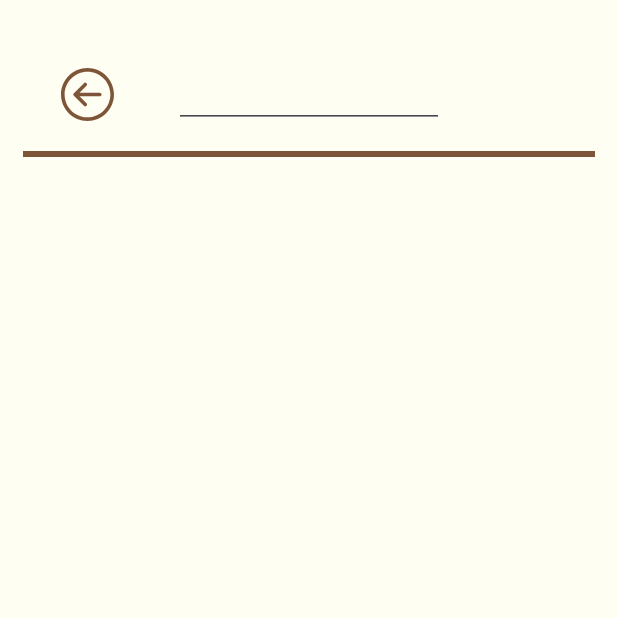
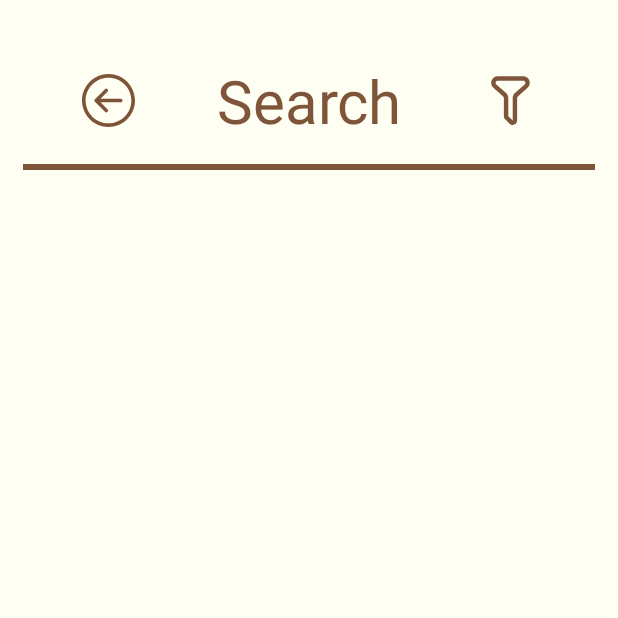
Before and after one commit to taaaf11/AndroidProject-PersonalDiaryApp, an Android app: the SearchFragment screen opened through its navigation route, on a phone screen of 412 x 824 dp, the top half of it. Run offline under Robolectric (Android 15) with nearby library versions, the phone set to English and light mode, and no system bars; our stand-ins replace Room's generated code.

Commit message:
Add separate icon for setting filters for searching in SearchFragment screen

```diff
--- a/app/src/main/java/com/example/personaldiaryapp/DiaryAdapter.kt
+++ b/app/src/main/java/com/example/personaldiaryapp/DiaryAdapter.kt
@@ -2,13 +2,10 @@ package com.example.personaldiaryapp
 
 import android.app.Activity
 import android.content.Context
-import android.util.Log
 import android.view.LayoutInflater
 import android.view.View
 import android.view.ViewGroup
-import android.widget.EditText
 import android.widget.TextView
-import androidx.core.widget.addTextChangedListener
 import androidx.recyclerview.widget.RecyclerView
 import com.example.personaldiaryapp.room.DiaryEntry
 import com.example.personaldiaryapp.room.DiaryVM
@@ -23,8 +20,7 @@ class DiaryAdapter(
     var viewDetailLambda: ((DiaryEntry) -> Unit)? = null
     var popupMenuShowerLambda: ((View) -> Boolean)? = null
 
-    private var searcherEditText: EditText? = null
-    private var viewModel: DiaryVM? = null
+    var viewModel: DiaryVM? = null
 
     class ViewHolder(view: View): RecyclerView.ViewHolder(view) {
         val tvTitle = view.findViewById<TextView>(R.id.tvDiaryEntryTitle_layout_card_view)
@@ -70,7 +66,6 @@ class DiaryAdapter(
         // holder.itemView.context is the activity
         (holder.itemView.context as? Activity)?.registerForContextMenu(holder.itemView)
 
-
         holder.itemView.setOnClickListener {
             viewDetailLambda?.invoke(entry)
         }
@@ -86,25 +81,16 @@ class DiaryAdapter(
         notifyDataSetChanged()
     }
 
-    fun setSearchingRequirements(vm: DiaryVM?, et: EditText?) {
-        this.viewModel = vm
-        this.searcherEditText = et
+    fun setSearchQueries(titleQuery: String, contentQuery: String) {
+        val allDiaryEntrys = viewModel?.readAllDiaryEntrys?.value
+        require(allDiaryEntrys != null) { "The viewModel is still null" }
 
-        searcherEditText?.addTextChangedListener { editable ->
-//            Log.i("text changed", "TEXT CHANGE")
-
-            var allDiaryEntrys = viewModel?.readAllDiaryEntrys?.value
-            if (allDiaryEntrys == null) {
-                Log.i("Null check", "ViewModel passed to DiaryAdapter is yielding null")
-            }
-
-            allDiaryEntrys = allDiaryEntrys!!
-
-            val searchQuery = editable.toString()
         val filteredDiaryEntrys = mutableListOf<DiaryEntry>()
 
         allDiaryEntrys.forEach { diaryEntry ->
-                if (searchQuery in diaryEntry.content) {
+            if (titleQuery in diaryEntry.title &&
+                contentQuery in diaryEntry.content
+                ) {
                 filteredDiaryEntrys.add(diaryEntry)
             }
         }
@@ -113,28 +99,3 @@ class DiaryAdapter(
         notifyDataSetChanged()
     }
 }
-}
-
-
-class MenuItems(val entry: DiaryEntry, val value: Int) {
-
-    companion object {
-        val EDIT = 1
-        val DELETE = 2
-        val VIEW = 3
-    }
-//
-//    fun getValue(diaryEntry: DiaryEntry, valueName: String): Int {
-//        this.diaryEntry = diaryEntry
-//        return when (valueName) {
-//            "EDIT" -> 1
-//            "DELETE" -> 2
-//            "VIEW" -> 3
-//            else -> -1
-//        }
-//    }
-
-    fun toInt(): Int {
-        return this.value
-    }
-}
--- a/app/src/main/java/com/example/personaldiaryapp/EntrysFragment.kt
+++ b/app/src/main/java/com/example/personaldiaryapp/EntrysFragment.kt
@@ -43,14 +43,14 @@ class EntrysFragment : Fragment(), View.OnClickListener {
      override fun onCreateContextMenu (menu: ContextMenu, v: View, menuInfo: ContextMenu.ContextMenuInfo? ){
         val entry = v.getTag(R.id.theEntry) as DiaryEntry
 
-        menu.add(Menu.NONE, MenuItems.EDIT, Menu.NONE, "Edit").setOnMenuItemClickListener {
+        menu.add(Menu.NONE, CardViewContextMenuItems.EDIT, Menu.NONE, "Edit").setOnMenuItemClickListener {
             findNavController().navigate(
                 EntrysFragmentDirections.actionEntrysFragmentToEditFragment(entry)
             )
             true
         }
 
-        menu.add(Menu.NONE, MenuItems.DELETE, Menu.NONE, "Delete").setOnMenuItemClickListener {
+        menu.add(Menu.NONE, CardViewContextMenuItems.DELETE, Menu.NONE, "Delete").setOnMenuItemClickListener {
             viewModel?.deleteDiaryEntry(entry)
             true
         }
--- a/app/src/main/java/com/example/personaldiaryapp/SearchFragment.kt
+++ b/app/src/main/java/com/example/personaldiaryapp/SearchFragment.kt
@@ -20,6 +20,10 @@ class SearchFragment : Fragment(), View.OnClickListener {
     private var _binding: FragmentSearchBinding? = null
     val binding get() = _binding
     var viewModel: DiaryVM? = null
+    var adapter: DiaryAdapter? = null
+
+    private var titleQueryValue: String? = null
+    private var contentQueryValue: String? = null
 
     override fun onCreateView(
         inflater: LayoutInflater, container: ViewGroup?,
@@ -39,7 +43,7 @@ class SearchFragment : Fragment(), View.OnClickListener {
     }
 
     private fun initialize() {
-        val adapter = DiaryAdapter(requireContext())
+        adapter = DiaryAdapter(requireContext())
         binding?.rvEntrysListFragmentSearch?.adapter = adapter
         binding?.rvEntrysListFragmentSearch?.layoutManager = LinearLayoutManager(requireContext())
 
@@ -49,11 +53,12 @@ class SearchFragment : Fragment(), View.OnClickListener {
         // give viewModel and value searching editText component
         // so that the list can be filtered when the search query
         // is changed
-        adapter.setSearchingRequirements(viewModel, binding?.etSearchValueFragmentSearch)
+        adapter?.viewModel = viewModel
+//        adapter?.setSearchingRequirements(viewModel, binding?.etSearchValueFragmentSearch)
 
         // this is called when the view i.e. the cardView is clicked
         // this will be called inside the setOnClickListener of the cardView
-        adapter.viewDetailLambda = {
+        adapter?.viewDetailLambda = {
             findNavController().navigate(SearchFragmentDirections.actionSearchFragmentToDetailsFragment(
                 it
             ))
@@ -61,7 +66,7 @@ class SearchFragment : Fragment(), View.OnClickListener {
 
         // this is called when the view i.e. the cardView is long-clicked
         // this will be called inside the setOnLongClickListener of the cardView
-        adapter.popupMenuShowerLambda = {
+        adapter?.popupMenuShowerLambda = {
             registerForContextMenu(it)
             requireActivity().openContextMenu(it)
             true
@@ -73,7 +78,7 @@ class SearchFragment : Fragment(), View.OnClickListener {
         // the setData function calls the notifyDataSetChanged ,
         // which then rebuilds the recyclerView's list.
         viewModel?.readAllDiaryEntrys?.observe(viewLifecycleOwner) { notes ->
-            adapter.setData(notes)
+            adapter?.setData(notes)
         }
     }
 
@@ -81,14 +86,14 @@ class SearchFragment : Fragment(), View.OnClickListener {
     override fun onCreateContextMenu (menu: ContextMenu, v: View, menuInfo: ContextMenu.ContextMenuInfo? ){
         val entry = v.getTag(R.id.theEntry) as DiaryEntry
 
-        menu.add(Menu.NONE, MenuItems.EDIT, Menu.NONE, "Edit").setOnMenuItemClickListener {
+        menu.add(Menu.NONE, CardViewContextMenuItems.EDIT, Menu.NONE, "Edit").setOnMenuItemClickListener {
             findNavController().navigate(EntrysFragmentDirections.actionEntrysFragmentToEditFragment(
                 entry
             ))
             true
         }
 
-        menu.add(Menu.NONE, MenuItems.DELETE, Menu.NONE, "Delete").setOnMenuItemClickListener {
+        menu.add(Menu.NONE, CardViewContextMenuItems.DELETE, Menu.NONE, "Delete").setOnMenuItemClickListener {
             viewModel?.deleteDiaryEntry(entry)
             true
         }
@@ -96,6 +101,7 @@ class SearchFragment : Fragment(), View.OnClickListener {
 
     private fun registerClicks() {
         binding?.ivBackButtonFragmentSearch?.setOnClickListener(this)
+        binding?.ivSetFiltersFragmentSearch?.setOnClickListener(this)
     }
 
     override fun onClick(v: View?) {
@@ -103,6 +109,19 @@ class SearchFragment : Fragment(), View.OnClickListener {
             R.id.ivBackButtonFragmentSearch -> {
                 findNavController().navigate(SearchFragmentDirections.actionSearchFragmentToEntrysFragment())
             }
+
+            R.id.ivSetFiltersFragmentSearch -> {
+                val dialog = SetSearchFilterDialogFragment()
+                dialog.show(parentFragmentManager, "")
+                dialog.valueGetterLambda = { titleQuery, contentQuery ->
+                    titleQueryValue = titleQuery
+                    contentQueryValue = contentQuery
+
+//                    Log.i("TAG", "$titleQueryValue, $contentQueryValue")
+
+                    adapter?.setSearchQueries(titleQuery!!, contentQuery!!)
+                }
+            }
         }
     }
 }
--- /dev/null
+++ b/app/src/main/res/drawable/filter_icon.xml
@@ -0,0 +1,10 @@
+<vector xmlns:android="http://schemas.android.com/apk/res/android"
+    android:width="800dp"
+    android:height="800dp"
+    android:viewportWidth="24"
+    android:viewportHeight="24">
+  <path
+      android:pathData="M4.267,6.242C2.206,4.41 3.502,1 6.26,1H17.74C20.498,1 21.795,4.41 19.733,6.242L15.336,10.151C15.122,10.34 15,10.613 15,10.898V21.086C15,22.868 12.846,23.76 11.586,22.5L9.586,20.5C9.211,20.125 9,19.616 9,19.086V10.898C9,10.613 8.878,10.34 8.664,10.151L4.267,6.242ZM6.26,3C5.341,3 4.909,4.137 5.596,4.747L9.993,8.656C10.634,9.225 11,10.041 11,10.898V19.086L13,21.086V10.898C13,10.041 13.366,9.225 14.007,8.656L18.404,4.747C19.091,4.137 18.659,3 17.74,3H6.26Z"
+      android:fillColor="#0F0F0F"
+      android:fillType="evenOdd"/>
+</vector>
--- a/app/src/main/res/layout/fragment_search.xml
+++ b/app/src/main/res/layout/fragment_search.xml
@@ -15,16 +15,22 @@
 
         android:src="@drawable/back_button"
         app:layout_constraintStart_toStartOf="parent"
-        app:layout_constraintEnd_toStartOf="@id/etSearchValueFragmentSearch"
-        app:layout_constraintTop_toTopOf="@id/etSearchValueFragmentSearch"
-        app:layout_constraintBottom_toBottomOf="@id/etSearchValueFragmentSearch"
+        app:layout_constraintEnd_toStartOf="@id/tvHeadingFragmentSearch"
+        app:layout_constraintTop_toTopOf="@id/tvHeadingFragmentSearch"
+        app:layout_constraintBottom_toBottomOf="@id/tvHeadingFragmentSearch"
         app:tint="@color/primary"
         />
 
-    <EditText
-        android:id="@+id/etSearchValueFragmentSearch"
-        android:layout_width="180dp"
+
+
+    <TextView
+        android:id="@+id/tvHeadingFragmentSearch"
+        android:layout_width="wrap_content"
         android:layout_height="wrap_content"
+
+        android:text="Search"
+        android:textSize="40sp"
+        android:textColor="@color/primary"
 
         app:layout_constraintTop_toTopOf="parent"
         app:layout_constraintStart_toStartOf="parent"
@@ -37,9 +43,23 @@
         android:layout_width="match_parent"
         android:layout_height="4dp"
 
-        app:layout_constraintTop_toBottomOf="@id/etSearchValueFragmentSearch"
+        android:layout_margin="15dp"
+        android:layout_marginTop="16dp"
         android:background="@color/primary"
-        android:layout_margin="15dp"
+        app:layout_constraintTop_toBottomOf="@id/tvHeadingFragmentSearch"
+        tools:layout_editor_absoluteX="14dp" />
+
+    <ImageView
+        android:id="@+id/ivSetFiltersFragmentSearch"
+        android:layout_width="35dp"
+        android:layout_height="35dp"
+
+        app:layout_constraintEnd_toEndOf="parent"
+        app:layout_constraintStart_toEndOf="@id/tvHeadingFragmentSearch"
+        app:layout_constraintTop_toTopOf="@id/tvHeadingFragmentSearch"
+        app:layout_constraintBottom_toBottomOf="@id/tvHeadingFragmentSearch"
+        android:src="@drawable/filter_icon"
+        app:tint="@color/primary"
         />
 
     <androidx.recyclerview.widget.RecyclerView
```
Also changed, not shown: app/src/main/java/com/example/personaldiaryapp/CardViewContextMenuItems.kt (added, +8 -0 lines), app/src/main/java/com/example/personaldiaryapp/SetSearchFilterDialogFragment.kt (added, +53 -0 lines), app/src/main/res/layout/search_filter_dialog.xml (added, +62 -0 lines). Lines whose indentation alone changed are shown as unchanged.
